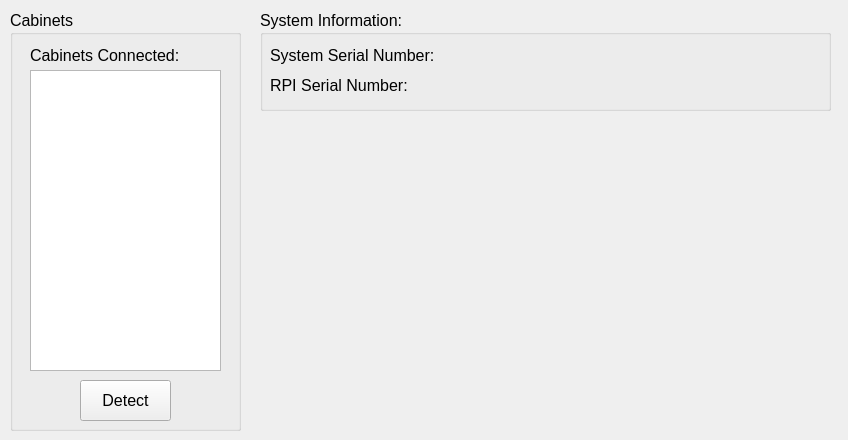
Before: the Qt Designer form Key/systemdisplaywidget.ui in BuzzSiler/keycodebox-key, drawn with Qt 5.
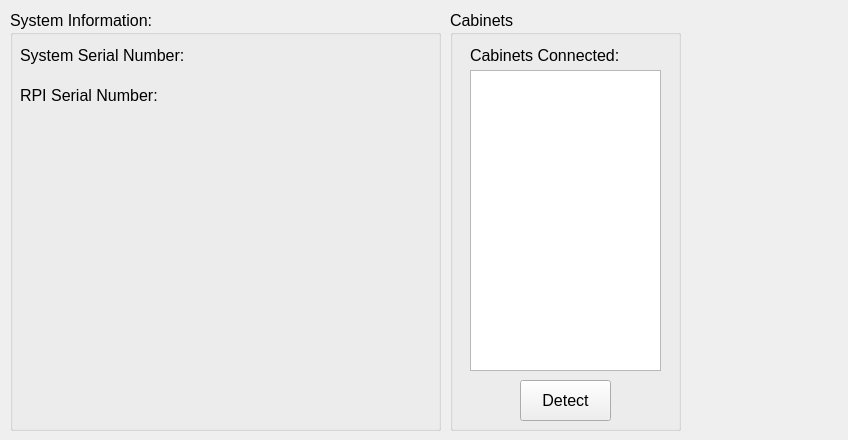
After: the same form once the commit is applied.

```diff
--- a/Key/systemdisplaywidget.ui
+++ b/Key/systemdisplaywidget.ui
@@ -21,7 +21,7 @@
   <widget class="QGroupBox" name="gbCabinets">
    <property name="geometry">
     <rect>
-     <x>10</x>
+     <x>450</x>
      <y>10</y>
      <width>231</width>
      <height>421</height>
@@ -70,66 +70,66 @@
   <widget class="QGroupBox" name="gbSystemInfo">
    <property name="geometry">
     <rect>
-     <x>260</x>
+     <x>10</x>
      <y>10</y>
-     <width>571</width>
-     <height>101</height>
+     <width>431</width>
+     <height>421</height>
     </rect>
    </property>
    <property name="title">
     <string>System Information:</string>
    </property>
-   <widget class="QLabel" name="lblSystemSerialNumber">
+   <widget class="QWidget" name="">
     <property name="geometry">
      <rect>
       <x>10</x>
       <y>30</y>
-      <width>181</width>
+      <width>411</width>
       <height>31</height>
      </rect>
     </property>
-    <property name="text">
-     <string>System Serial Number:</string>
-    </property>
+    <layout class="QHBoxLayout" name="horizontalLayout">
+     <item>
+      <widget class="QLabel" name="lblSystemSerialNumber">
+       <property name="text">
+        <string>System Serial Number:</string>
+       </property>
+      </widget>
+     </item>
+     <item>
+      <widget class="QLabel" name="lbltxtSystemSerialNumber">
+       <property name="text">
+        <string/>
+       </property>
+      </widget>
+     </item>
+    </layout>
    </widget>
-   <widget class="QLabel" name="lblRpiSerialNumber">
+   <widget class="QWidget" name="">
     <property name="geometry">
      <rect>
       <x>10</x>
-      <y>60</y>
-      <width>181</width>
+      <y>70</y>
+      <width>411</width>
       <height>31</height>
      </rect>
     </property>
-    <property name="text">
-     <string>RPI Serial Number:</string>
-    </property>
-   </widget>
-   <widget class="QLabel" name="lbltxtSystemSerialNumber">
-    <property name="geometry">
-     <rect>
-      <x>190</x>
-      <y>30</y>
-      <width>231</width>
-      <height>31</height>
-     </rect>
-    </property>
-    <property name="text">
-     <string/>
-    </property>
-   </widget>
-   <widget class="QLabel" name="lbltxtRpiSerialNumber">
-    <property name="geometry">
-     <rect>
-      <x>190</x>
-      <y>60</y>
-      <width>231</width>
-      <height>31</height>
-     </rect>
-    </property>
-    <property name="text">
-     <string/>
-    </property>
+    <layout class="QHBoxLayout" name="horizontalLayout_2">
+     <item>
+      <widget class="QLabel" name="lblRpiSerialNumber">
+       <property name="text">
+        <string>RPI Serial Number:</string>
+       </property>
+      </widget>
+     </item>
+     <item>
+      <widget class="QLabel" name="lbltxtRpiSerialNumber">
+       <property name="text">
+        <string/>
+       </property>
+      </widget>
+     </item>
+    </layout>
    </widget>
   </widget>
  </widget>
```
